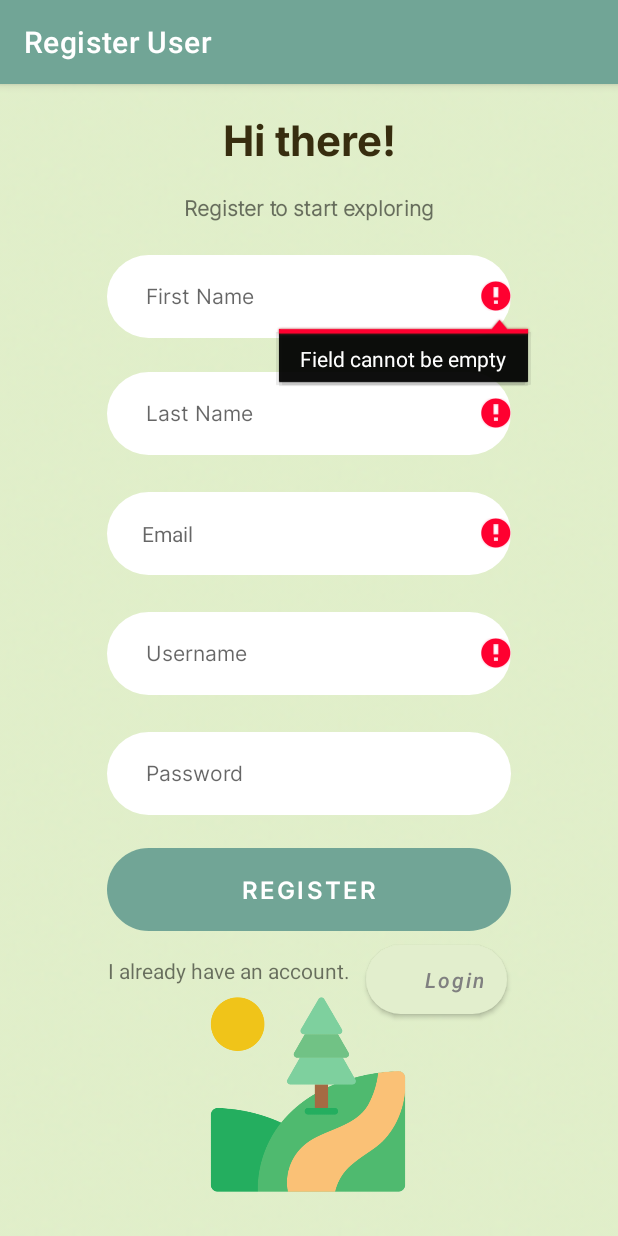
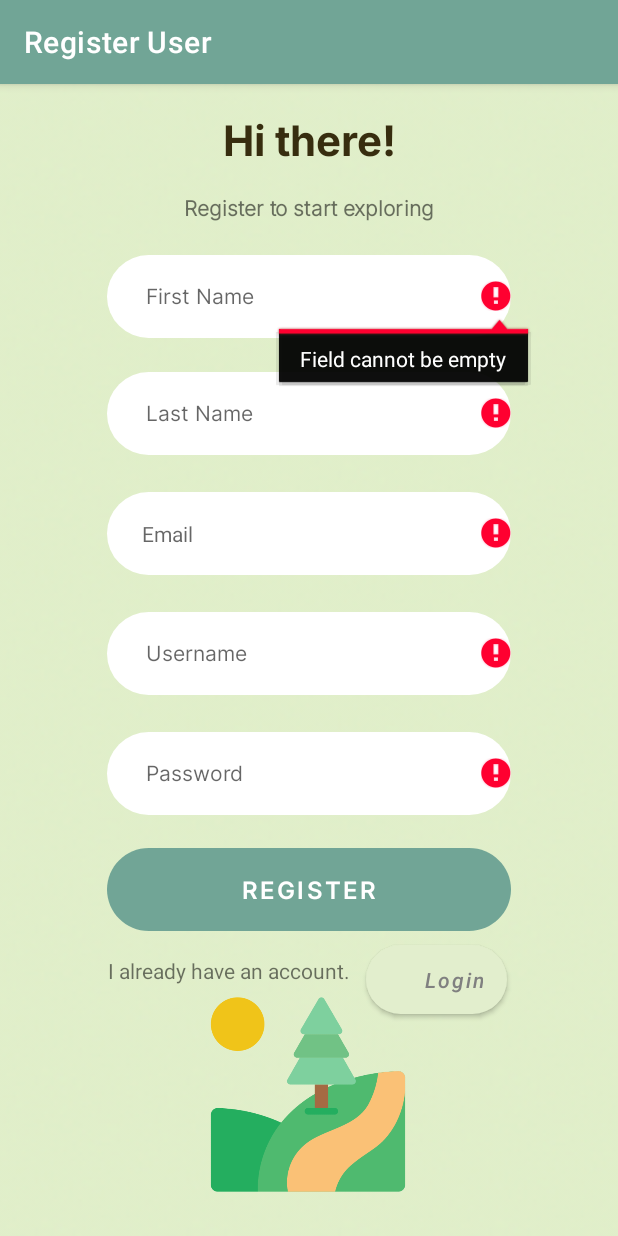
Before and after one commit to austinlau1/INFS3605GroupProjectNew, an Android app: the RegisterActivity screen opened directly, with no data from a screen before it, after a tap on "REGISTER", on a phone screen of 412 x 824 dp. Run offline under Robolectric (Android 15) with nearby library versions, the phone set to English and light mode, and no system bars; our stand-ins replace Firebase (no records; nobody signed in at launch, a user with empty details on screens opened directly).

Commit message:
edited UI for few xml

```diff
--- a/app/src/main/java/com/example/infs3605groupprojectnew/RegisterActivity.java
+++ b/app/src/main/java/com/example/infs3605groupprojectnew/RegisterActivity.java
@@ -61,7 +61,7 @@ public class RegisterActivity extends AppCompatActivity{
         Button rego_save = findViewById(R.id.register_button);
         rego_save.setOnClickListener(v-> {
 
-            if(!validateUsername() |  !validateEmail() | !validateFirstName() | !validateLastName()) {
+            if(!validateUsername() |  !validateEmail() | !validateFirstName() | !validateLastName() | !validatePassword()) {
                 return;
             }
 
--- a/app/src/main/res/layout/individual_plant_page.xml
+++ b/app/src/main/res/layout/individual_plant_page.xml
@@ -43,7 +43,7 @@
                 android:layout_alignParentTop="true"
                 android:layout_marginStart="40dp"
                 android:layout_marginTop="202dp"
-                android:text="Plant Name" />
+                android:text="" />
 
             <TextView
                 android:id="@+id/plant_id"
@@ -103,7 +103,7 @@
                 android:layout_alignParentTop="true"
                 android:layout_marginStart="41dp"
                 android:layout_marginTop="253dp"
-                android:text="Traditional uses" />
+                android:text="Plant Name" />
 
             <TextView
                 android:id="@+id/geographic_distribution"
--- a/app/src/main/res/layout/login_page.xml
+++ b/app/src/main/res/layout/login_page.xml
@@ -69,7 +69,8 @@
         android:ems="10"
         android:fontFamily="@font/inter"
         android:hint="Password"
-        android:inputType="textPersonName"
+        android:textColor="@color/black"
+        android:inputType="textPassword"
         android:paddingLeft="18dp"
         app:passwordToggleEnabled="true"
         android:textSize="16sp"
--- a/app/src/main/res/layout/register_page.xml
+++ b/app/src/main/res/layout/register_page.xml
@@ -123,7 +123,8 @@
         android:ems="10"
         android:fontFamily="@font/inter"
         android:hint="    Password"
-        android:inputType="textPersonName"
+        android:textColor="@color/black"
+        android:inputType="textPassword"
         android:paddingLeft="10dp"
         android:textSize="14sp"
         app:layout_constraintBottom_toTopOf="@+id/register_button"
```
Also changed, not shown: app/src/main/res/layout/plant_list.xml (+15 -10 lines).
